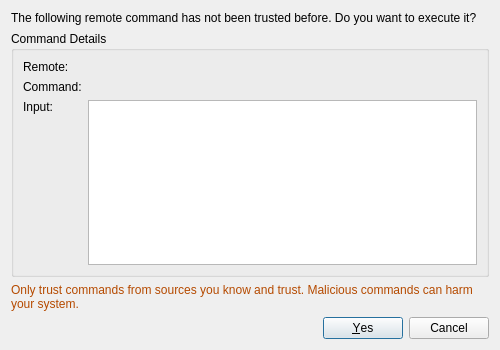
The window that src/gui/remote/RemoteTrustDialog.ui (t-h-e/keepassxc) describes before a commit, drawn with Qt 5.
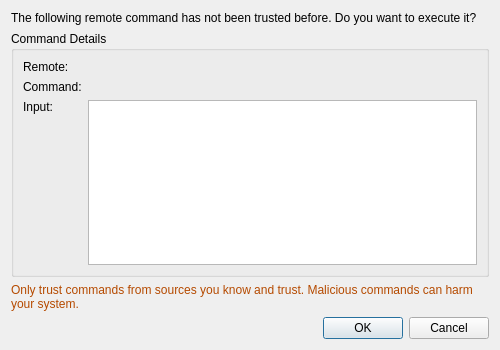
The same window after the commit.

Patch:
```diff
--- a/src/gui/remote/RemoteTrustDialog.ui
+++ b/src/gui/remote/RemoteTrustDialog.ui
@@ -116,7 +116,7 @@
       <enum>Qt::Horizontal</enum>
      </property>
      <property name="standardButtons">
-      <set>QDialogButtonBox::Cancel|QDialogButtonBox::Yes</set>
+       <set>QDialogButtonBox::Cancel|QDialogButtonBox::Ok</set>
      </property>
     </widget>
    </item>
```
Lines whose indentation alone changed are shown as unchanged.
